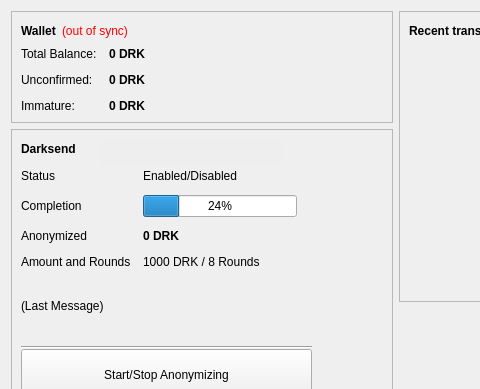
This is src/qt/forms/overviewpage.ui in NarubyRiverlione/Spice as Qt 5 draws it before an edit; both pictures show x 0 to 480 and y 0 to 389 of the 792 by 624 pixel window. The edited form follows.
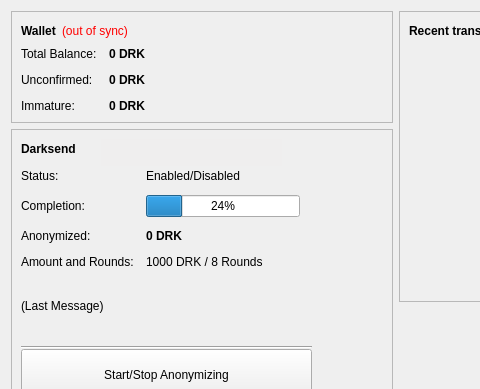
This is the edited form.

```diff
--- a/src/qt/forms/overviewpage.ui
+++ b/src/qt/forms/overviewpage.ui
@@ -195,7 +195,7 @@
            <rect>
             <x>10</x>
             <y>40</y>
-            <width>290</width>
+            <width>293</width>
             <height>121</height>
            </rect>
           </property>
@@ -212,7 +212,7 @@
            <item row="0" column="0">
             <widget class="QLabel" name="label_6">
              <property name="text">
-              <string>Status</string>
+              <string>Status:</string>
              </property>
             </widget>
            </item>
@@ -226,7 +226,7 @@
            <item row="1" column="0">
             <widget class="QLabel" name="label_7">
              <property name="text">
-              <string>Completion</string>
+              <string>Completion:</string>
              </property>
             </widget>
            </item>
@@ -246,7 +246,7 @@
            <item row="2" column="0">
             <widget class="QLabel" name="labelAnonymizedText">
              <property name="text">
-              <string>Anonymized</string>
+              <string>Anonymized:</string>
              </property>
             </widget>
            </item>
@@ -266,7 +266,7 @@
            <item row="3" column="0">
             <widget class="QLabel" name="label_8">
              <property name="text">
-              <string>Amount and Rounds</string>
+              <string>Amount and Rounds:</string>
              </property>
             </widget>
            </item>
```
